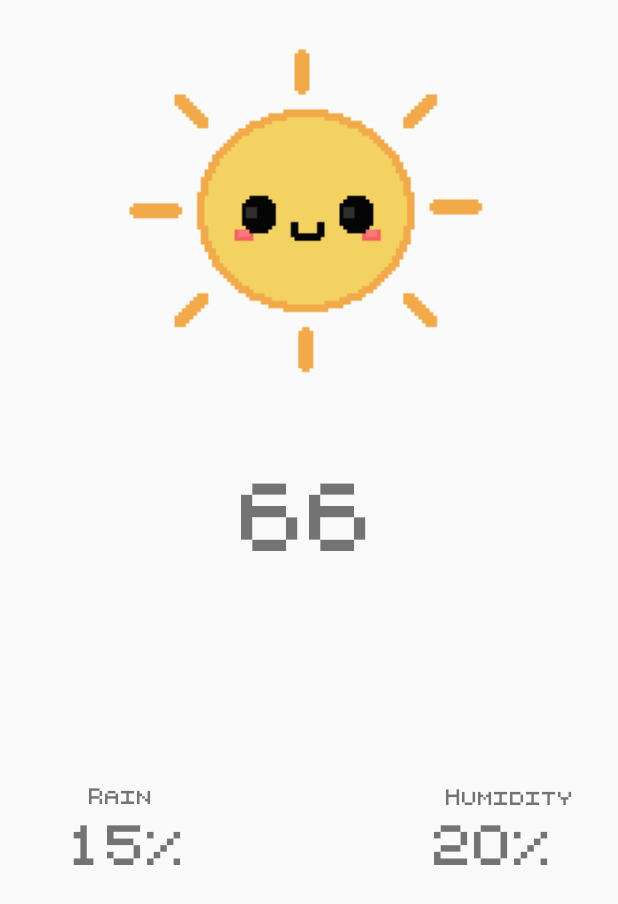
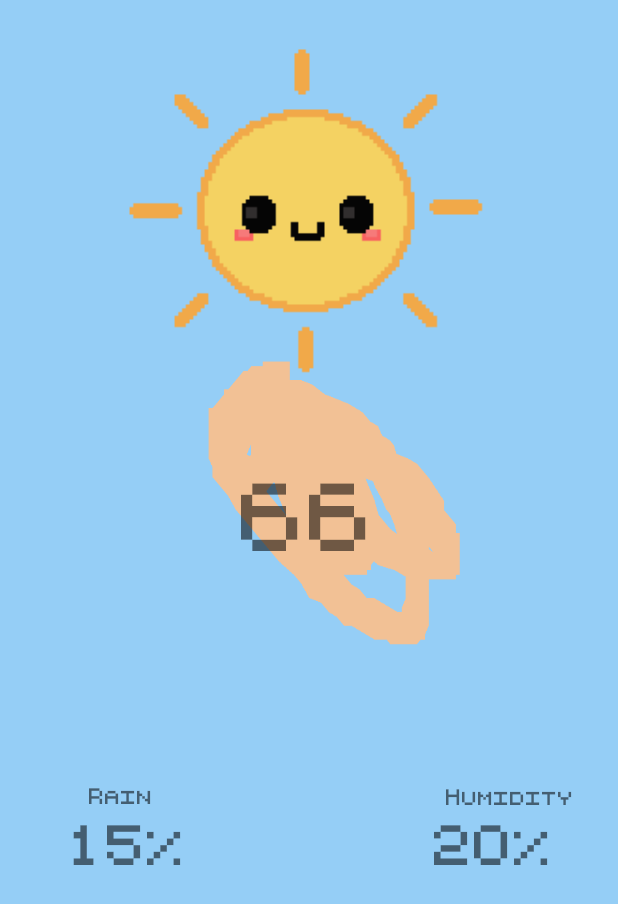
Before and after one commit to SmugBirdStudios/WeatherBits, an Android app: the screen it shows after launch (MainActivity), on a phone screen of 412 x 824 dp. Shown: the top 904 px of the screen. Run offline under Robolectric (Android 15) with nearby library versions, the phone set to English and light mode, and no system bars; our stand-ins replace ButterKnife.

Commit message:
Add animated background

```diff
--- a/app/src/main/java/com/example/tayler/weatherbits/MainActivity.java
+++ b/app/src/main/java/com/example/tayler/weatherbits/MainActivity.java
@@ -3,6 +3,7 @@ package com.example.tayler.weatherbits;
 import android.content.Context;
 import android.graphics.Color;
 import android.graphics.Typeface;
+import android.graphics.drawable.AnimationDrawable;
 import android.net.ConnectivityManager;
 import android.net.NetworkInfo;
 import android.support.constraint.ConstraintLayout;
@@ -55,6 +56,7 @@ public class MainActivity extends AppCompatActivity {
         super.onCreate(savedInstanceState);
         setContentView(R.layout.activity_main);
         ButterKnife.bind(this);
+
 
         // setting a default font for app
 
--- a/app/src/main/res/layout/activity_main.xml
+++ b/app/src/main/res/layout/activity_main.xml
@@ -10,6 +10,18 @@
     tools:layout_editor_absoluteX="0dp"
     tools:layout_editor_absoluteY="81dp">
 
+
+    <pl.droidsonroids.gif.GifImageView
+        style="@style/BackGroundImageView"
+        android:layout_width="fill_parent"
+        android:layout_height="fill_parent"
+        android:layout_alignParentTop="true"
+        android:layout_centerHorizontal="true"
+        android:background="@drawable/test"
+        tools:ignore="ContentDescription,MissingConstraints"
+        tools:layout_editor_absoluteX="340dp"
+        tools:layout_editor_absoluteY="8dp"/>
+
     <pl.droidsonroids.gif.GifImageView
         android:id="@+id/weatherIcon"
         android:layout_width="250dp"
@@ -20,7 +32,9 @@
         android:background="@drawable/clear_day"
         app:layout_constraintLeft_toLeftOf="parent"
         app:layout_constraintRight_toRightOf="parent"
-        app:layout_constraintTop_toTopOf="parent"/>
+        app:layout_constraintTop_toTopOf="parent"
+        android:layout_marginStart="8dp"
+        android:layout_marginEnd="8dp"/>
 
     <TextView
         android:id="@+id/degrees"
@@ -36,7 +50,9 @@
         app:layout_constraintLeft_toLeftOf="parent"
         app:layout_constraintRight_toRightOf="parent"
         app:layout_constraintTop_toBottomOf="@+id/weatherIcon"
-        app:layout_constraintVertical_bias="0.114"/>
+        app:layout_constraintVertical_bias="0.114"
+        android:layout_marginStart="8dp"
+        android:layout_marginEnd="8dp"/>
 
     <TextView
         android:id="@+id/precipChance"
@@ -53,7 +69,9 @@
         app:layout_constraintLeft_toLeftOf="parent"
         app:layout_constraintRight_toLeftOf="@+id/degrees"
         app:layout_constraintTop_toBottomOf="@+id/weatherIcon"
-        app:layout_constraintVertical_bias="0.553"/>
+        app:layout_constraintVertical_bias="0.553"
+        android:layout_marginStart="8dp"
+        android:layout_marginEnd="8dp"/>
 
     <TextView
         android:id="@+id/humidity"
@@ -70,7 +88,9 @@
         app:layout_constraintLeft_toRightOf="@+id/degrees"
         app:layout_constraintRight_toRightOf="parent"
         app:layout_constraintTop_toBottomOf="@+id/weatherIcon"
-        app:layout_constraintVertical_bias="0.553"/>
+        app:layout_constraintVertical_bias="0.553"
+        android:layout_marginStart="8dp"
+        android:layout_marginEnd="8dp"/>
 
     <TextView
         android:id="@+id/precipText"
@@ -83,7 +103,9 @@
         app:layout_constraintBottom_toTopOf="@+id/precipChance"
         app:layout_constraintHorizontal_bias="0.318"
         app:layout_constraintLeft_toLeftOf="@+id/precipChance"
-        app:layout_constraintRight_toRightOf="@+id/precipChance"/>
+        app:layout_constraintRight_toRightOf="@+id/precipChance"
+        android:layout_marginStart="8dp"
+        android:layout_marginEnd="8dp"/>
 
     <TextView
         android:id="@+id/humidText"
@@ -96,5 +118,8 @@
         app:layout_constraintBottom_toTopOf="@+id/humidity"
         app:layout_constraintHorizontal_bias="0.0"
         app:layout_constraintLeft_toLeftOf="@+id/humidity"
-        app:layout_constraintRight_toRightOf="@+id/humidity"/>
+        app:layout_constraintRight_toRightOf="@+id/humidity"
+        android:layout_marginStart="8dp"
+        android:layout_marginEnd="8dp"/>
+
 </android.support.constraint.ConstraintLayout>
--- a/app/src/main/res/values/styles.xml
+++ b/app/src/main/res/values/styles.xml
@@ -8,4 +8,9 @@
         <item name="colorAccent">@color/colorAccent</item>
     </style>
 
+    <style name="BackGroundImageView">
+        <item name="android:alpha">0.5</item>
+        <item name="android:scaleType">fitXY</item>
+    </style>
+
 </resources>
```
Also changed, not shown: app/src/main/res/drawable/test.gif (added).
